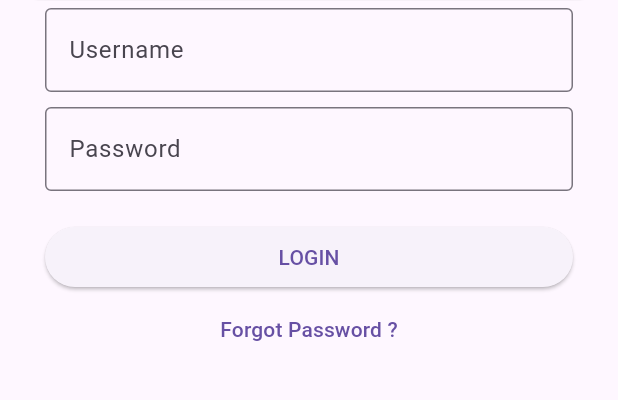
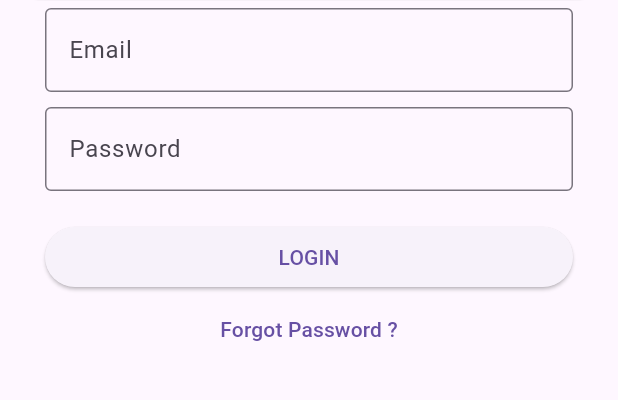
Before and after one commit to depriandiy/gym_presence, a Flutter app: the screen it shows after launch, after a tap on "LOGIN", on a phone screen of 412 x 824 dp, the part 121-521 px from its top. Run offline on Flutter 3.47's test engine with Material 3 defaults, Android fonts, the phone set to English and light mode, and no system bars; our stand-ins replace cloud_firestore, firebase_auth, firebase_core, get; accounts and stored records are empty.

Commit message:
update password

```diff
--- a/lib/app/modules/login/controllers/login_controller.dart
+++ b/lib/app/modules/login/controllers/login_controller.dart
@@ -6,45 +6,67 @@ import 'package:gym_presence/app/routes/app_pages.dart';
 class LoginController extends GetxController {
   TextEditingController emailC = TextEditingController();
   TextEditingController passC = TextEditingController();
+  FirebaseAuth auth = FirebaseAuth.instance;
 
   void login() async {
     if (emailC.text.isNotEmpty && passC.text.isNotEmpty) {
       try {
-        UserCredential loginCredential =
-            await FirebaseAuth.instance.signInWithEmailAndPassword(
+        UserCredential loginCredential = await auth.signInWithEmailAndPassword(
           email: emailC.text,
           password: passC.text,
         );
 
-        print(loginCredential);
         if (loginCredential.user != null) {
           if (loginCredential.user!.emailVerified == true) {
-            Get.offAllNamed(Routes.HOME);
+            if (passC.text == "memberfos") {
+              Get.offAllNamed(Routes.NEW_PASSWORD);
+            } else {
+              Get.offAllNamed(Routes.HOME);
+            }
           } else {
             Get.defaultDialog(
               title: "Account Verification",
               middleText:
                   "Can't login with this email, check your verification email to verify your account.",
+              actions: [
+                OutlinedButton(
+                  onPressed: () => Get.back(),
+                  child: const Text("Cancel"),
+                ),
+                ElevatedButton(
+                  onPressed: () async {
+                    try {
+                      await loginCredential.user!.sendEmailVerification();
+                      Get.back();
+                      Get.snackbar("Success",
+                          "We've already send verification to your email. Check the message.");
+                    } catch (e) {
+                      Get.snackbar("Error occured",
+                          "Can't send verification email. Call to admin.");
+                    }
+                  },
+                  child: const Text("Send Again"),
+                ),
+              ],
             );
           }
         }
       } on FirebaseAuthException catch (e) {
         if (e.code == 'user-not-found') {
-          Get.snackbar("Error occured", "No user found for that username.");
+          print("User not found");
+          Get.snackbar("Error occured", "No user found for that email.");
         } else if (e.code == 'wrong-password') {
           Get.snackbar(
-            "Error occured",
-            "Wrong password provided for that username.",
-          );
+              "Error occured", "Wrong password provided for that email.");
+        } else if (e.code == 'invalid-email') {
+          Get.snackbar(
+              "Error occurred", "Please provide a valid email address.");
         }
       } catch (e) {
         Get.snackbar("Error occured", "Login failed. Try again.");
       }
     } else {
-      Get.snackbar(
-        "Error occured",
-        "Email and password should be filled!",
-      );
+      Get.snackbar("Error occured", "Email and password should be filled!");
     }
   }
 }
--- a/lib/app/modules/login/views/login_view.dart
+++ b/lib/app/modules/login/views/login_view.dart
@@ -20,7 +20,7 @@ class LoginView extends GetView<LoginController> {
             autocorrect: false,
             controller: controller.emailC,
             decoration: const InputDecoration(
-              labelText: "Username",
+              labelText: "Email",
               border: OutlineInputBorder(),
             ),
           ),
--- a/lib/app/routes/app_routes.dart
+++ b/lib/app/routes/app_routes.dart
@@ -7,6 +7,7 @@ abstract class Routes {
   static const MEMBERS = _Paths.MEMBERS;
   static const ADD_MEMBER = _Paths.ADD_MEMBER;
   static const LOGIN = _Paths.LOGIN;
+  static const NEW_PASSWORD = _Paths.NEW_PASSWORD;
 }
 
 abstract class _Paths {
@@ -15,4 +16,5 @@ abstract class _Paths {
   static const MEMBERS = '/members';
   static const ADD_MEMBER = '/add-member';
   static const LOGIN = '/login';
+  static const NEW_PASSWORD = '/new-password';
 }
```
Also changed, not shown: lib/app/modules/new_password/bindings/new_password_binding.dart (added, +12 -0 lines), lib/app/modules/new_password/controllers/new_password_controller.dart (added, +42 -0 lines), lib/app/modules/new_password/views/new_password_view.dart (added, +39 -0 lines), lib/app/routes/app_pages.dart (+7 -0 lines).
